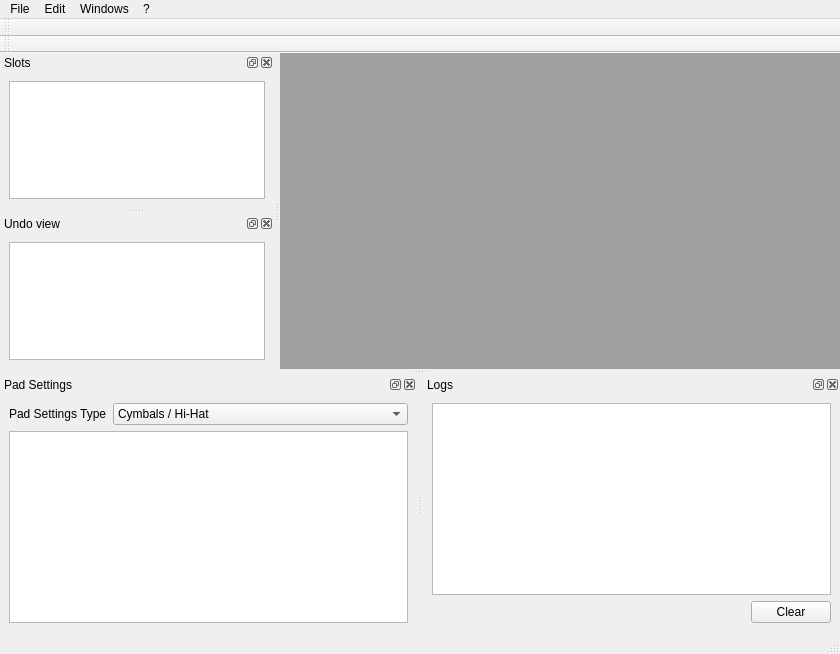
This is src/MainWindow.ui in FromtonRouge/eProDrums as Qt 5 draws it before an edit. The edited form follows.
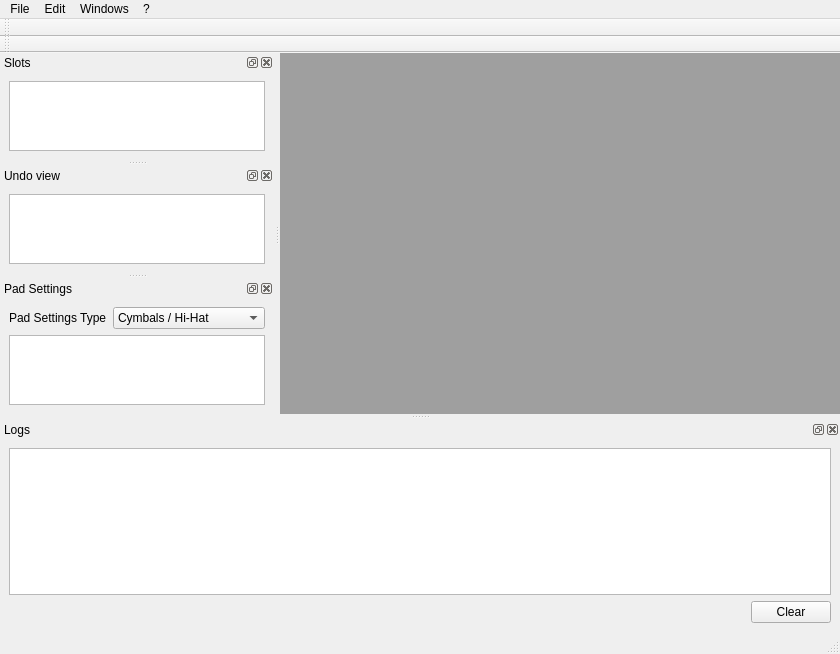
This is the edited form. Icons and pictures are not drawn. Custom widgets are drawn as their Qt base class.

Diff of the .ui file:
```diff
--- a/src/MainWindow.ui
+++ b/src/MainWindow.ui
@@ -47,8 +47,8 @@
         <rect>
          <x>0</x>
          <y>0</y>
-         <width>565</width>
-         <height>327</height>
+         <width>562</width>
+         <height>395</height>
         </rect>
        </property>
        <layout class="QGridLayout" name="gridLayout_12">
@@ -186,7 +186,7 @@
     <string>Pad Settings</string>
    </property>
    <attribute name="dockWidgetArea">
-    <number>8</number>
+    <number>1</number>
    </attribute>
    <widget class="QWidget" name="dockWidgetContents_2">
     <layout class="QGridLayout" name="gridLayout_4">
```
Left out of the diff: 25 changed lines with no effect on the pictures.
